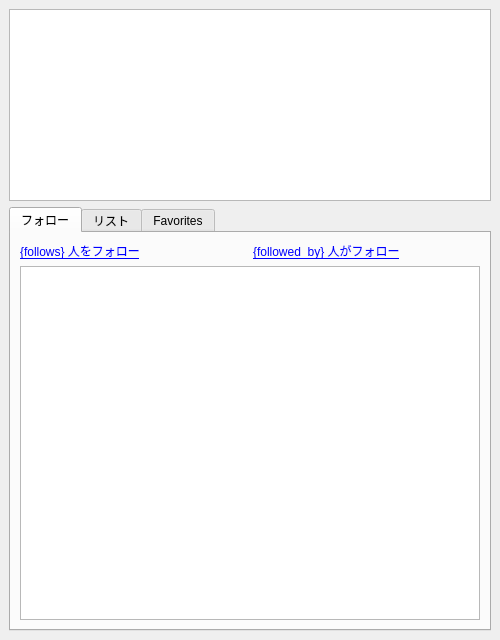
Before: the Qt Designer form userform.ui in showa-yojyo/twclient, drawn with Qt 5.
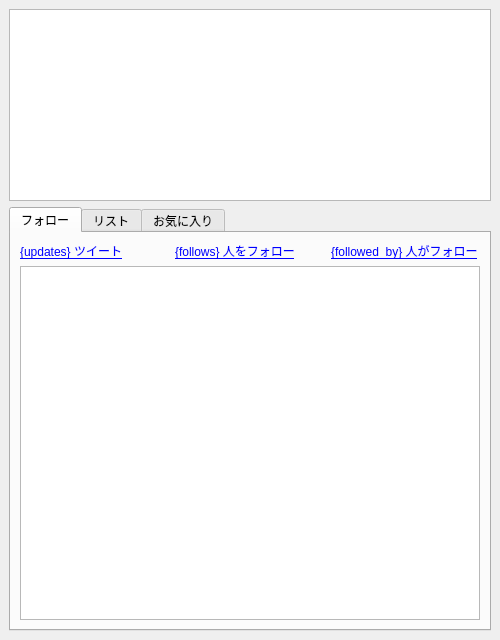
After: the same form once the commit is applied. Icons and pictures are not drawn. Custom widgets are drawn as their Qt base class.

Commit message: * userform.ui, userform.py: フォロータブに status updates 関連を追加。

What changed in the file:
```diff
--- a/userform.ui
+++ b/userform.ui
@@ -55,6 +55,13 @@
       <layout class="QVBoxLayout" name="verticalLayout_2">
        <item>
         <layout class="QHBoxLayout" name="horizontalLayout">
+         <item>
+          <widget class="QLabel" name="labelUpdates">
+           <property name="text">
+            <string>&lt;a href=&quot;{updates}&quot;&gt;{updates} ツイート&lt;/a&gt;</string>
+           </property>
+          </widget>
+         </item>
          <item>
           <widget class="QLabel" name="labelFollows">
            <property name="text">
@@ -162,7 +169,7 @@
         <normaloff>:/resource/illvelo-32x32.png</normaloff>:/resource/illvelo-32x32.png</iconset>
       </attribute>
       <attribute name="title">
-       <string>Favorites</string>
+       <string>お気に入り</string>
       </attribute>
       <layout class="QVBoxLayout" name="verticalLayout">
        <property name="margin">
```
Left out of the diff: 25 changed lines with no effect on the pictures. The commit also changes 2 other files.
